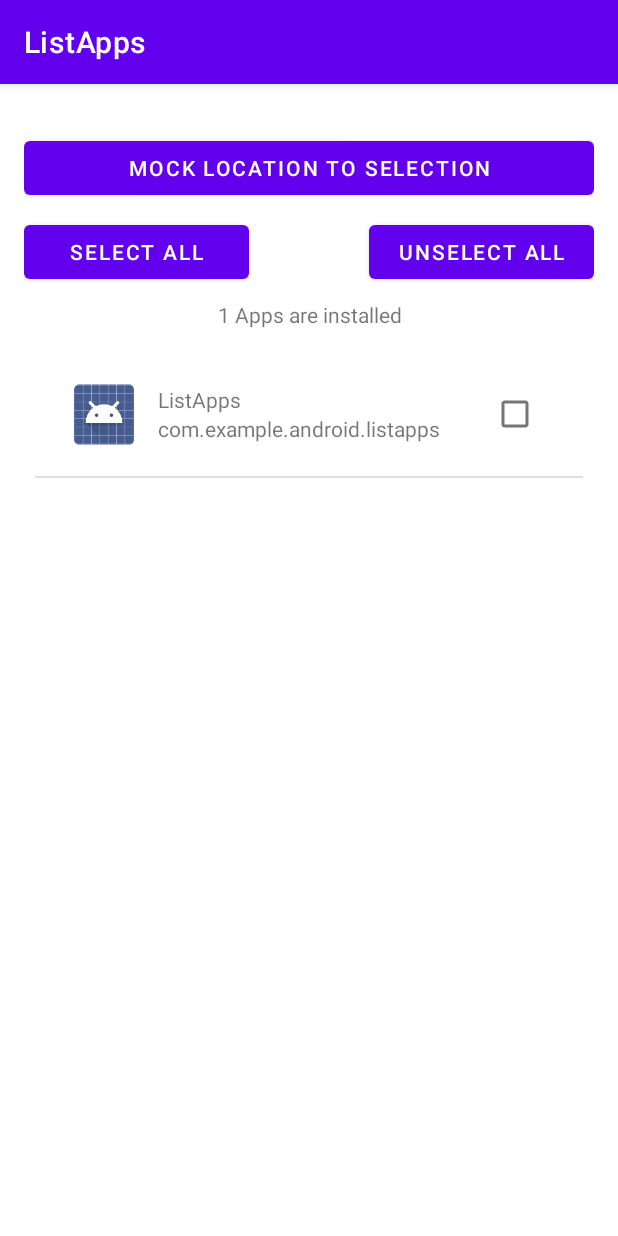
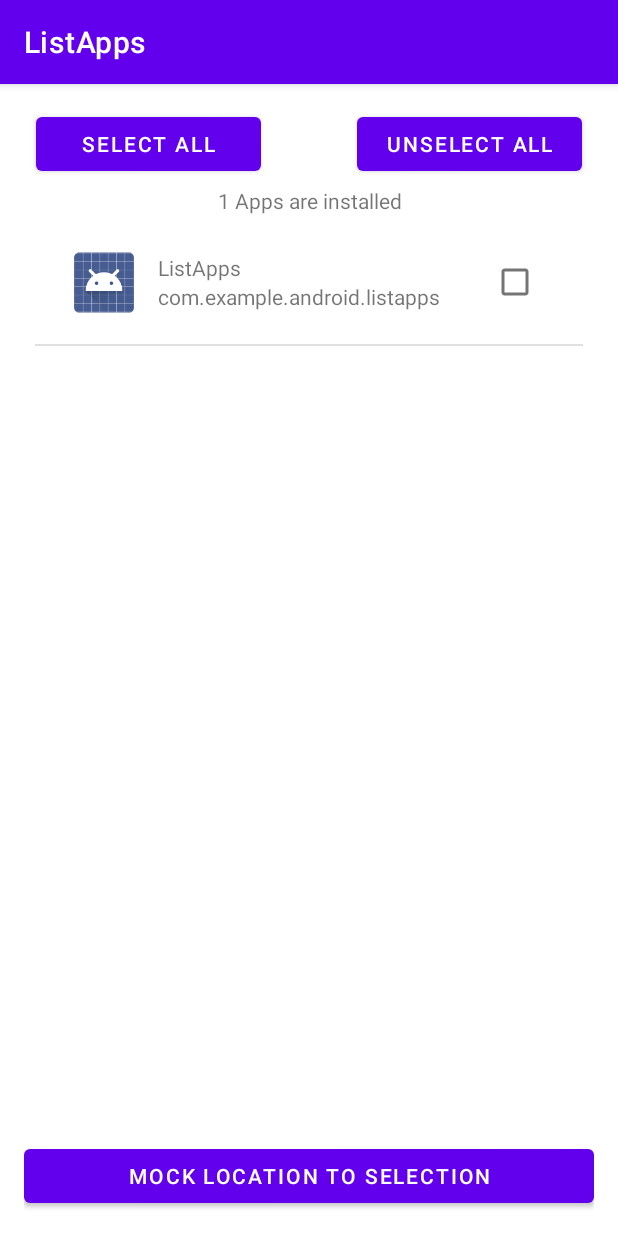
Before and after one commit to Samuel54/ListApps, an Android app: the screen it shows after launch (MainActivity), on a phone screen of 412 x 824 dp. Run offline under Robolectric (Android 15) with nearby library versions, the phone set to English and light mode, and no system bars.

Commit message:
Layout with checkboxes and mock location, select all, and unselect all buttons fixed

```diff
--- a/app/src/main/java/com/example/android/listapps/AppDataAdapter.java
+++ b/app/src/main/java/com/example/android/listapps/AppDataAdapter.java
@@ -85,7 +85,7 @@ public class AppDataAdapter extends BaseAdapter {
 		holder.iconView.setImageDrawable(appsData.get(position).getAppIconId());
 
 
-		holder.checkBox.setTag(R.integer.btnplusview, convertView);
+		//holder.checkBox.setTag(R.integer.btnplusview, convertView);
 		holder.checkBox.setTag( position);
 		holder.checkBox.setOnClickListener(new View.OnClickListener() {
 			@Override
--- a/app/src/main/res/layout/activity_main.xml
+++ b/app/src/main/res/layout/activity_main.xml
@@ -14,29 +14,32 @@
     <Button
         android:id="@+id/mocklocation"
         android:layout_width="match_parent"
-        android:layout_height="wrap_content"
-        android:layout_marginTop="16dp"
+        android:layout_height="48dp"
         android:text="Mock location to selection"
+        app:layout_constraintBottom_toBottomOf="parent"
         app:layout_constraintEnd_toEndOf="parent"
-        app:layout_constraintStart_toStartOf="parent"
-        app:layout_constraintTop_toTopOf="parent" />
+        app:layout_constraintStart_toStartOf="parent" />
 
     <TextView
         android:id="@+id/totalapp"
         android:layout_width="match_parent"
-        android:layout_height="wrap_content"
+        android:layout_height="19dp"
         android:layout_marginStart="32dp"
+        android:layout_marginTop="4dp"
         android:layout_marginEnd="32dp"
+        android:layout_marginBottom="4dp"
         android:textAlignment="center"
         app:layout_constraintBottom_toTopOf="@+id/listview"
         app:layout_constraintEnd_toEndOf="parent"
-        app:layout_constraintStart_toStartOf="parent" />
+        app:layout_constraintStart_toStartOf="parent"
+        app:layout_constraintTop_toBottomOf="@+id/select" />
 
     <ListView
         android:id="@+id/listview"
         android:layout_width="365dp"
-        android:layout_height="523dp"
-        android:layout_marginTop="16dp"
+        android:layout_height="0dp"
+        android:layout_marginBottom="8dp"
+        app:layout_constraintBottom_toTopOf="@+id/mocklocation"
         app:layout_constraintEnd_toEndOf="parent"
         app:layout_constraintStart_toStartOf="parent"
         app:layout_constraintTop_toBottomOf="@+id/totalapp" />
@@ -44,23 +47,19 @@
     <Button
         android:id="@+id/select"
         android:layout_width="150dp"
-        android:layout_height="wrap_content"
-        android:layout_marginTop="8dp"
-        android:layout_marginBottom="8dp"
+        android:layout_height="48dp"
+        android:layout_marginStart="8dp"
         android:text="@android:string/selectAll"
-        app:layout_constraintBottom_toTopOf="@+id/totalapp"
-        app:layout_constraintStart_toStartOf="@+id/mocklocation"
-        app:layout_constraintTop_toBottomOf="@+id/mocklocation" />
+        app:layout_constraintStart_toStartOf="parent"
+        app:layout_constraintTop_toTopOf="parent" />
 
     <Button
         android:id="@+id/deselect"
         android:layout_width="150dp"
-        android:layout_height="wrap_content"
-        android:layout_marginTop="8dp"
-        android:layout_marginBottom="8dp"
+        android:layout_height="48dp"
+        android:layout_marginEnd="8dp"
         android:text="Unselect All"
-        app:layout_constraintBottom_toTopOf="@+id/totalapp"
-        app:layout_constraintEnd_toEndOf="@+id/mocklocation"
-        app:layout_constraintTop_toBottomOf="@+id/mocklocation" />
+        app:layout_constraintEnd_toEndOf="parent"
+        app:layout_constraintTop_toTopOf="parent" />
 
 </androidx.constraintlayout.widget.ConstraintLayout>
```
